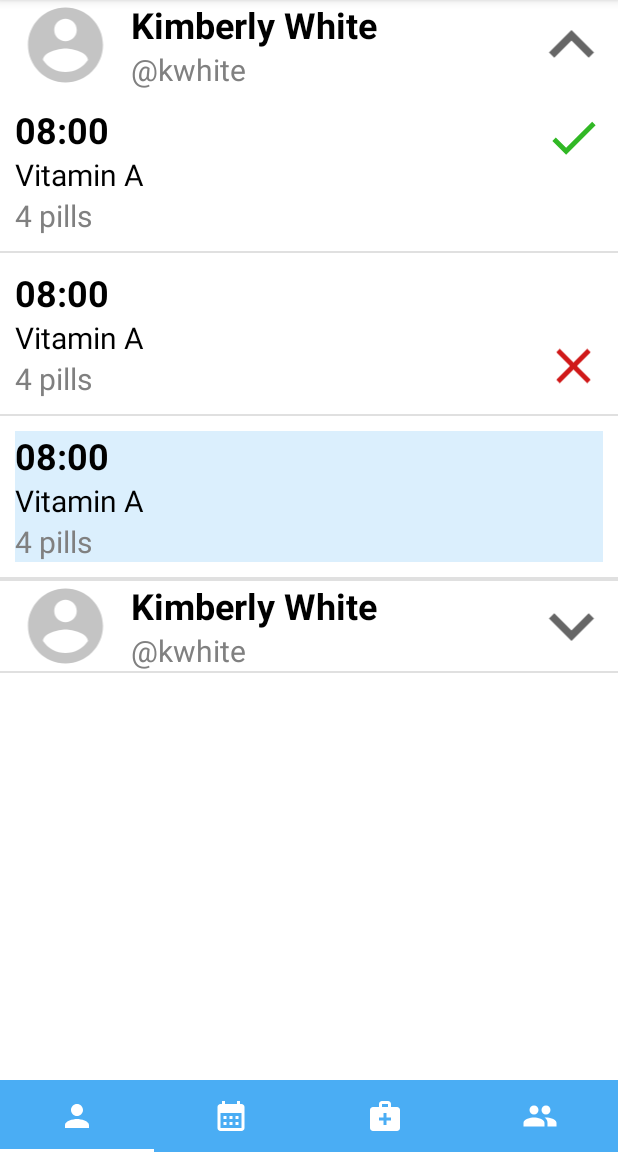
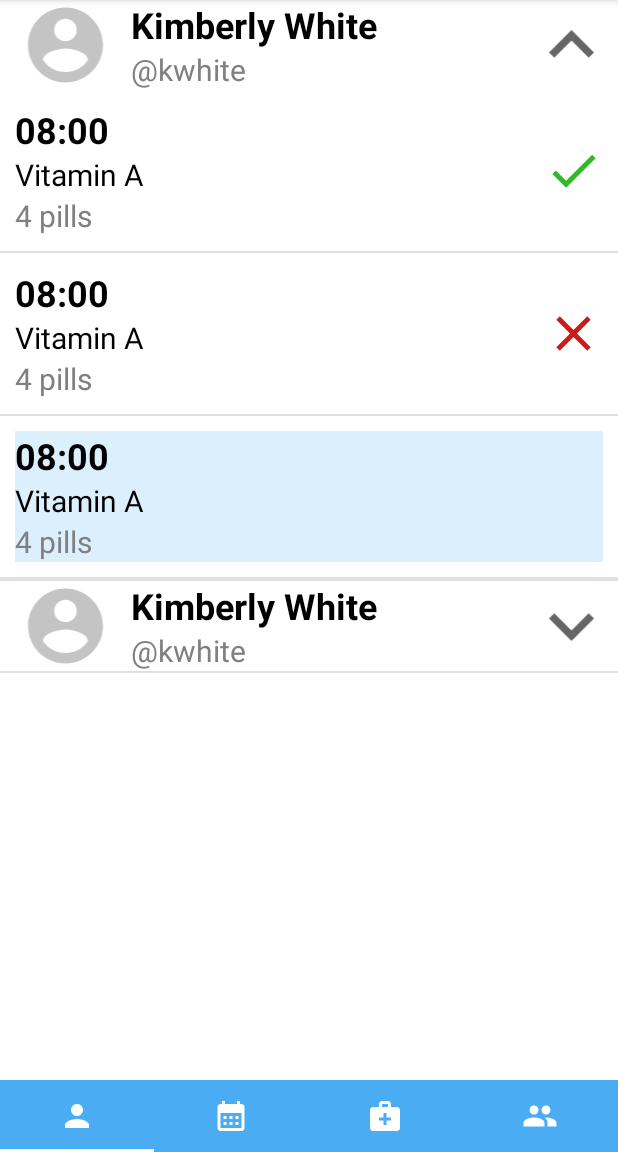
Before and after one commit to OSLL/adfmp1h22-pills-notifier, an Android app: the DependentsFragment screen opened directly, with no data from a screen before it, after a tap on "Close", on a phone screen of 412 x 824 dp, the part 84-1236 px from its top. Run offline under Robolectric (Android 15) with nearby library versions, the phone set to English and light mode, and no system bars; 3 other taps on this screen came first.

Commit message:
add medicine take status update in schedule

```diff
--- a/app/src/main/java/com/example/pillnotifier/fragments/DependentsFragment.kt
+++ b/app/src/main/java/com/example/pillnotifier/fragments/DependentsFragment.kt
@@ -26,9 +26,9 @@ class DependentsFragment : Fragment() {
         val medicineTakeList: MutableList<MedicineTake> = mutableListOf()
         val medicine = Medicine("","Vitamin A", "4 pills", LocalTime.of(8, 0), Regularity.DAILY,
             LocalDate.of(2022, Month.JANUARY, 1), LocalDate.of(2022, Month.JANUARY, 1))
-        medicineTakeList.add(MedicineTake(medicine, TakeStatus.TAKEN))
-        medicineTakeList.add(MedicineTake(medicine, TakeStatus.NOT_TAKEN))
-        medicineTakeList.add(MedicineTake(medicine, TakeStatus.UNKNOWN))
+        medicineTakeList.add(MedicineTake(medicine, TakeStatus.TAKEN, "2021-04-05"))
+        medicineTakeList.add(MedicineTake(medicine, TakeStatus.NOT_TAKEN, "2021-04-05"))
+        medicineTakeList.add(MedicineTake(medicine, TakeStatus.UNKNOWN, "2021-04-05"))
 
         val dependentWithTakes = DependentWithTakes(
             Profile("Kimberly White", "kwhite"),
--- a/app/src/main/java/com/example/pillnotifier/model/MedicineTake.kt
+++ b/app/src/main/java/com/example/pillnotifier/model/MedicineTake.kt
@@ -6,4 +6,4 @@ enum class TakeStatus {
     UNKNOWN
 }
 
-class MedicineTake(val medicine: Medicine, val take_status: TakeStatus)
+class MedicineTake(val medicine: Medicine, var take_status: TakeStatus, val date: String)
--- /dev/null
+++ b/app/src/main/java/com/example/pillnotifier/model/RequestResult.kt
@@ -0,0 +1,6 @@
+package com.example.pillnotifier.model
+
+data class RequestResult (
+    val success: String? = null,
+    val error: Int? = null
+)
--- a/app/src/main/res/layout/medicine_in_medicine_item.xml
+++ b/app/src/main/res/layout/medicine_in_medicine_item.xml
@@ -49,8 +49,6 @@
             android:textColor="@color/grey"
             android:textSize="20sp"
             app:layout_constraintLeft_toLeftOf="parent"
-
-
             app:layout_constraintTop_toTopOf="@+id/take_time_tv" />
     </LinearLayout>
 
--- a/app/src/main/res/layout/medicine_in_schedule_item.xml
+++ b/app/src/main/res/layout/medicine_in_schedule_item.xml
@@ -63,20 +63,26 @@
         app:layout_constraintBottom_toBottomOf="@id/medicine_info_ll"
         app:layout_constraintTop_toTopOf="@id/medicine_info_ll">
 
-        <ImageView
+        <ImageButton
             android:id="@+id/taken_iv"
-            android:layout_width="match_parent"
+            android:layout_width="fill_parent"
             android:layout_height="0dp"
-            android:layout_weight="50"
+            android:layout_gravity="center"
+            android:layout_weight="1"
             android:scaleType="fitCenter"
+            android:adjustViewBounds="true"
+            android:background="@null"
             android:src="@drawable/medicine_taken" />
 
-        <ImageView
+        <ImageButton
             android:id="@+id/not_taken_iv"
-            android:layout_width="match_parent"
+            android:layout_width="fill_parent"
             android:layout_height="0dp"
-            android:layout_weight="50"
+            android:layout_gravity="center"
+            android:layout_weight="1"
             android:scaleType="fitCenter"
+            android:adjustViewBounds="true"
+            android:background="@null"
             android:src="@drawable/medicine_not_taken" />
     </LinearLayout>
 
--- a/app/src/main/res/values/strings.xml
+++ b/app/src/main/res/values/strings.xml
@@ -40,5 +40,7 @@
     <string name="fullname">fullname</string>
     <string name="sign_up">Sign up</string>
     <string name="schedule_failed">"Failed to update schedule"</string>
+    <string name="status_update_failed">"Failed to update medicine take status"</string>
     <string name="medicines_failed">"Failed to update medicines list"</string>
+    <string name="regularity">Daily</string>
 </resources>
```
Also changed, not shown: app/src/main/java/com/example/pillnotifier/adapters/MedicineTakeAdapter.kt (+107 -10 lines), 1 other file.
